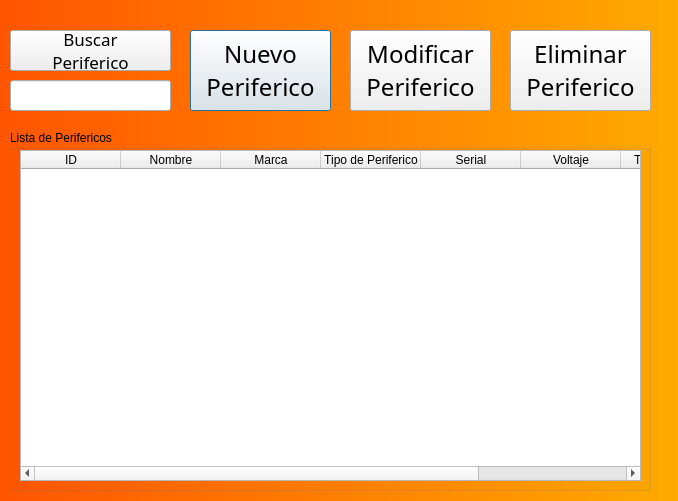
danilp12/GestionInventarioVcp, file Inventario-Perifericos.ui: the form before one commit.
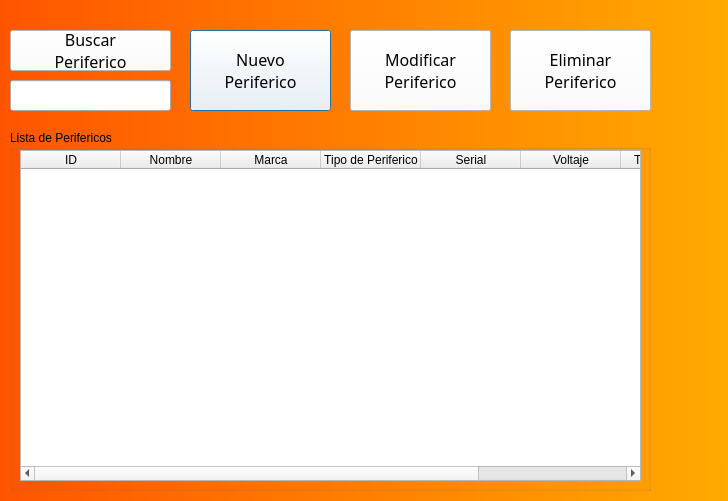
The form after the commit.

```diff
--- a/Inventario-Perifericos.ui
+++ b/Inventario-Perifericos.ui
@@ -6,7 +6,7 @@
    <rect>
     <x>0</x>
     <y>0</y>
-    <width>678</width>
+    <width>728</width>
     <height>501</height>
    </rect>
   </property>
@@ -23,6 +23,12 @@
     background-position: center;
     background-repeat: no-repeat;
     
+}
+QPushButton {
+ background-color: white;
+ color: black;
+font-family:Bodoni MT;
+font-size: 16px;
 }</string>
   </property>
   <widget class="QPushButton" name="NuevoPeriferico">
@@ -36,8 +42,8 @@
    </property>
    <property name="font">
     <font>
-     <family>Mongolian Baiti</family>
-     <pointsize>18</pointsize>
+     <family>Bodoni MT</family>
+     <pointsize>-1</pointsize>
     </font>
    </property>
    <property name="text">
@@ -56,8 +62,8 @@
    </property>
    <property name="font">
     <font>
-     <family>Mongolian Baiti</family>
-     <pointsize>18</pointsize>
+     <family>Bodoni MT</family>
+     <pointsize>-1</pointsize>
     </font>
    </property>
    <property name="text">
@@ -76,8 +82,8 @@
    </property>
    <property name="font">
     <font>
-     <family>Mongolian Baiti</family>
-     <pointsize>18</pointsize>
+     <family>Bodoni MT</family>
+     <pointsize>-1</pointsize>
     </font>
    </property>
    <property name="text">
@@ -96,8 +102,8 @@
    </property>
    <property name="font">
     <font>
-     <family>Mongolian Baiti</family>
-     <pointsize>13</pointsize>
+     <family>Bodoni MT</family>
+     <pointsize>-1</pointsize>
     </font>
    </property>
    <property name="text">
```
